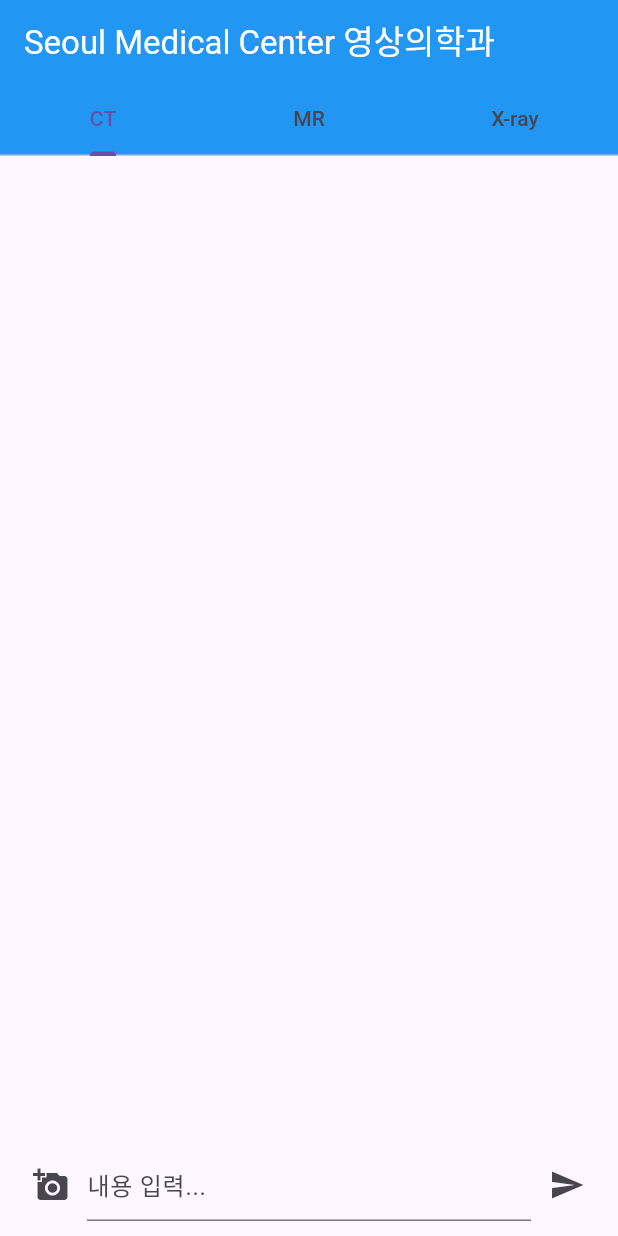
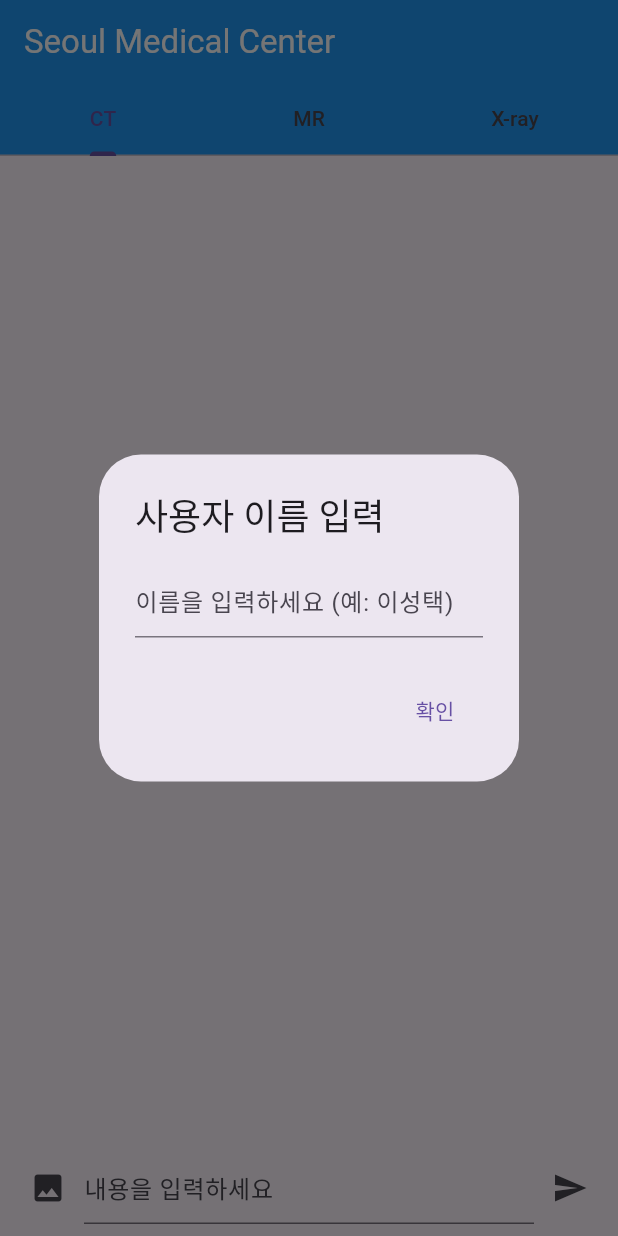
Before and after one commit to NongPu1/radiology-app, a Flutter app: the screen it shows after launch, after a tap on the "send" icon, on a phone screen of 412 x 824 dp. Run offline on Flutter 3.47's test engine with Material 3 defaults, Android fonts, the phone set to English and light mode, and no system bars; our stand-ins replace cloud_firestore, firebase_core, firebase_storage, image_picker; accounts and stored records are empty.

Commit message:
이름 로그인 기능 및 게시글/댓글 작성자 연동 완료, 사진 하이라이트 추가

```diff
--- a/lib/main.dart
+++ b/lib/main.dart
@@ -25,7 +25,7 @@ class RadiologyApp extends StatelessWidget {
   Widget build(BuildContext context) {
     return MaterialApp(
       debugShowCheckedModeBanner: false,
-      title: 'Seoul medical center', // 브라우저 탭에 표시될 이름
+      title: 'Seoul medical center',
       theme: ThemeData(primarySwatch: Colors.blue, useMaterial3: true),
       home: const BoardScreen(),
     );
@@ -43,42 +43,113 @@ class _BoardScreenState extends State<BoardScreen> {
   final CollectionReference _posts = FirebaseFirestore.instance.collection(
     'posts',
   );
+  final Map<String, TextEditingController> _commentControllers = {};
+
   String _selectedCategory = 'CT';
   XFile? _pickedFile;
+  String _currentUserName = "";
   bool _isLoading = false;
-  final TextEditingController _commentController = TextEditingController();
-  // 49번 줄 바로 아래에 추가
-  final Map<String, TextEditingController> _commentControllers = {};
 
-  Future<void> _addComment(String postId) async {
-    if (_commentController.text.isEmpty) return;
-    await _posts.doc(postId).collection('comments').add({
-      'content': _commentController.text,
+  @override
+  void initState() {
+    super.initState();
+    WidgetsBinding.instance.addPostFrameCallback((_) => _showLoginDialog());
+  }
+
+  void _showLoginDialog() {
+    final TextEditingController nameController = TextEditingController();
+    showDialog(
+      context: context,
+      barrierDismissible: false,
+      builder: (context) => AlertDialog(
+        title: const Text('사용자 이름 입력'),
+        content: TextField(
+          controller: nameController,
+          decoration: const InputDecoration(hintText: '이름을 입력하세요 (예: 이성택)'),
+        ),
+        actions: [
+          TextButton(
+            onPressed: () {
+              if (nameController.text.trim().isNotEmpty) {
+                setState(() {
+                  _currentUserName = nameController.text.trim();
+                });
+                Navigator.pop(context);
+              }
+            },
+            child: const Text('확인'),
+          ),
+        ],
+      ),
+    );
+  }
+
+  void _addPost() async {
+    String? imageUrl;
+    setState(() {
+      _isLoading = true;
+    });
+    try {
+      if (_pickedFile != null) {
+        final String fileName = DateTime.now().millisecondsSinceEpoch
+            .toString();
+        final ref = FirebaseStorage.instance.ref().child(
+          'post_images/$fileName.jpg',
+        );
+        await ref.putData(await _pickedFile!.readAsBytes());
+        imageUrl = await ref.getDownloadURL();
+      }
+      if (_controller.text.isNotEmpty || imageUrl != null) {
+        await _posts.add({
+          'category': _selectedCategory,
+          'content': _controller.text,
+          'imageUrl': imageUrl,
+          'userName': _currentUserName,
           'timestamp': FieldValue.serverTimestamp(),
         });
-    _commentController.clear();
+        _controller.clear();
+        setState(() {
+          _pickedFile = null;
+        });
+      }
+    } finally {
+      setState(() {
+        _isLoading = false;
+      });
+    }
+  }
+
+  Future<void> _addComment(String postId, String text) async {
+    if (text.trim().isEmpty) return;
+    await _posts.doc(postId).collection('comments').add({
+      'content': text,
+      'userName': _currentUserName,
+      'timestamp': FieldValue.serverTimestamp(),
+    });
+    _commentControllers[postId]?.clear();
   }
 
   Future<void> _deletePost(String docId, String? imageUrl) async {
     try {
-      // 1. 이미지가 있다면 저장소(Storage)에서 먼저 삭제합니다.
       if (imageUrl != null) {
         await FirebaseStorage.instance.refFromURL(imageUrl).delete();
       }
-      // 2. 게시물 데이터를 삭제합니다.
       await _posts.doc(docId).delete();
-
-      if (mounted) {
-        ScaffoldMessenger.of(
-          context,
-        ).showSnackBar(const SnackBar(content: Text('게시물이 삭제되었습니다.')));
-      }
     } catch (e) {
-      print("삭제 중 오류 발생: $e");
+      print("삭제 오류: $e");
     }
   }
 
-  // 44번 줄 바로 아래에 붙여넣으세요!
+  Future<void> _pickImage() async {
+    final ImagePicker picker = ImagePicker();
+    final XFile? image = await picker.pickImage(source: ImageSource.gallery);
+    if (image != null) {
+      setState(() {
+        _pickedFile = image;
+      });
+    }
+  }
+
   void _showFullImage(String imageUrl) {
     showDialog(
       context: context,
@@ -87,14 +158,12 @@ class _BoardScreenState extends State<BoardScreen> {
         child: Stack(
           alignment: Alignment.topRight,
           children: [
-            // 1. 이미지 전체를 클릭 감지기로 감쌉니다.
             GestureDetector(
-              onTap: () => Navigator.pop(context), // 이미지 클릭 시 창 닫기
+              onTap: () => Navigator.pop(context),
               child: InteractiveViewer(
                 child: Image.network(imageUrl, fit: BoxFit.contain),
               ),
             ),
-            // 2. 기존 X 버튼도 그대로 유지 (사용자 편의성)
             IconButton(
               icon: const Icon(Icons.close, color: Colors.white, size: 30),
               onPressed: () => Navigator.pop(context),
@@ -105,60 +174,6 @@ class _BoardScreenState extends State<BoardScreen> {
     );
   }
 
-  // 이미지 선택 함수
-  Future<void> _pickImage() async {
-    final ImagePicker picker = ImagePicker();
-    final XFile? image = await picker.pickImage(source: ImageSource.gallery);
-    if (image != null) {
-      setState(() {
-        _pickedFile = image;
-      });
-    }
-  }
-
-  // 글 + 이미지 업로드 함수
-  void _addPost() async {
-    String? imageUrl;
-
-    // 1. 업로드 시작! 로딩 상태를 켭니다.
-    setState(() {
-      _isLoading = true;
-    });
-
-    try {
-      if (_pickedFile != null) {
-        final String fileName = DateTime.now().millisecondsSinceEpoch
-            .toString();
-        final ref = FirebaseStorage.instance.ref().child(
-          'post_images/$fileName.jpg',
-        );
-
-        await ref.putData(await _pickedFile!.readAsBytes());
-        imageUrl = await ref.getDownloadURL();
-      }
-
-      if (_controller.text.isNotEmpty || imageUrl != null) {
-        await _posts.add({
-          'category': _selectedCategory,
-          'content': _controller.text,
-          'imageUrl': imageUrl,
-          'timestamp': FieldValue.serverTimestamp(),
-        });
-        _controller.clear();
-        setState(() {
-          _pickedFile = null;
-        });
-      }
-    } catch (e) {
-      print("에러 발생: $e");
-    } finally {
-      // 2. 성공하든 실패하든 업로드가 끝나면 로딩 상태를 끕니다.
-      setState(() {
-        _isLoading = false;
-      });
-    }
-  }
-
   @override
   Widget build(BuildContext context) {
     return DefaultTabController(
@@ -167,7 +182,7 @@ class _BoardScreenState extends State<BoardScreen> {
         appBar: AppBar(
           backgroundColor: Colors.blue,
           title: const Text(
-            'Seoul Medical Center 영상의학과',
+            'Seoul Medical Center',
             style: TextStyle(color: Colors.white),
           ),
           bottom: TabBar(
@@ -196,38 +211,38 @@ class _BoardScreenState extends State<BoardScreen> {
                     children: snapshot.data!.docs.map((doc) {
                       Map<String, dynamic> data =
                           doc.data() as Map<String, dynamic>;
-
-                      // 게시물마다 개별 컨트롤러를 생성하여 글자 섞임 방지
                       _commentControllers.putIfAbsent(
                         doc.id,
                         () => TextEditingController(),
                       );
-
                       return Card(
                         margin: const EdgeInsets.all(8.0),
                         child: Column(
                           children: [
-                            // 1. 이미지 (비율 최적화하여 확대 문제 해결)
                             if (data['imageUrl'] != null)
                               GestureDetector(
                                 onTap: () => _showFullImage(data['imageUrl']),
+                                child: Container(
+                                  decoration: BoxDecoration(
+                                    border: data['userName'] == _currentUserName
+                                        ? Border.all(
+                                            color: Colors.yellow,
+                                            width: 5,
+                                          )
+                                        : null,
+                                  ),
                                   child: Image.network(
                                     data['imageUrl'],
                                     height: 250,
                                     width: double.infinity,
-                                  fit: BoxFit.contain, // 사진이 잘리지 않게 조정
+                                    fit: BoxFit.contain,
                                   ),
                                 ),
-
-                            // 2. 게시글 내용 및 삭제 버튼
+                              ),
                             ListTile(
                               title: Text(data['content'] ?? ''),
                               subtitle: Text(
-                                data['timestamp'] != null
-                                    ? DateFormat(
-                                        'yyyy-MM-dd HH:mm',
-                                      ).format(data['timestamp'].toDate())
-                                    : '방금 전',
+                                '${data['userName'] ?? '익명'} · ${data['timestamp'] != null ? DateFormat('yyyy-MM-dd HH:mm').format(data['timestamp'].toDate()) : '방금 전'}',
                               ),
                               trailing: IconButton(
                                 icon: const Icon(
@@ -238,75 +253,58 @@ class _BoardScreenState extends State<BoardScreen> {
                                     _deletePost(doc.id, data['imageUrl']),
                               ),
                             ),
-                            const Divider(),
-
-                            // 3. 실시간 댓글 리스트
-                            StreamBuilder<QuerySnapshot>(
+                            // 댓글 목록 표시 영역
+                            StreamBuilder(
                               stream: _posts
                                   .doc(doc.id)
                                   .collection('comments')
-                                  .orderBy('timestamp')
+                                  .orderBy('timestamp', descending: false)
                                   .snapshots(),
-                              builder: (context, snapshot) {
-                                if (!snapshot.hasData) return const SizedBox();
+                              builder:
+                                  (
+                                    context,
+                                    AsyncSnapshot<QuerySnapshot> cSnapshot,
+                                  ) {
+                                    if (!cSnapshot.hasData)
+                                      return const SizedBox();
                                     return Column(
-                                  children: snapshot.data!.docs.map((
-                                    commentDoc,
+                                      children: cSnapshot.data!.docs.map((
+                                        cDoc,
                                       ) {
                                         Map<String, dynamic> cData =
-                                        commentDoc.data()
-                                            as Map<String, dynamic>;
+                                            cDoc.data() as Map<String, dynamic>;
                                         return ListTile(
                                           dense: true,
                                           title: Text(cData['content'] ?? ''),
-                                      trailing: IconButton(
-                                        icon: const Icon(Icons.close, size: 16),
-                                        onPressed: () =>
-                                            commentDoc.reference.delete(),
+                                          subtitle: Text(
+                                            cData['userName'] ?? '익명',
                                           ),
                                         );
                                       }).toList(),
                                     );
                                   },
                             ),
-
-                            // 4. 댓글 입력창 (게시물별 독립 컨트롤러 연결)
+                            // 댓글 입력창
                             Padding(
                               padding: const EdgeInsets.symmetric(
-                                horizontal: 16,
-                                vertical: 8,
+                                horizontal: 8.0,
                               ),
                               child: Row(
                                 children: [
                                   Expanded(
                                     child: TextField(
-                                      controller:
-                                          _commentControllers[doc
-                                              .id], // 개별 컨트롤러 연결
+                                      controller: _commentControllers[doc.id],
                                       decoration: const InputDecoration(
                                         hintText: '댓글 입력...',
-                                        isDense: true,
                                       ),
                                     ),
                                   ),
                                   IconButton(
-                                    icon: const Icon(Icons.check),
-                                    onPressed: () {
-                                      final text =
-                                          _commentControllers[doc.id]!.text;
-                                      if (text.isNotEmpty) {
-                                        _posts
-                                            .doc(doc.id)
-                                            .collection('comments')
-                                            .add({
-                                              'content': text,
-                                              'timestamp':
-                                                  FieldValue.serverTimestamp(),
-                                            });
-                                        _commentControllers[doc.id]!
-                                            .clear(); // 해당 칸만 비우기
-                                      }
-                                    },
+                                    icon: const Icon(Icons.send),
+                                    onPressed: () => _addComment(
+                                      doc.id,
+                                      _commentControllers[doc.id]!.text,
+                                    ),
                                   ),
                                 ],
                               ),
@@ -315,51 +313,26 @@ class _BoardScreenState extends State<BoardScreen> {
                         ),
                       );
                     }).toList(),
-                  ); // ListView 끝
+                  );
                 },
               ),
-            ), // Expanded 끝
-            if (_pickedFile != null)
-              Container(
-                color: Colors.grey[200],
-                padding: const EdgeInsets.all(8),
-                child: Text(
-                  '✅ 이미지 선택 완료: ${_pickedFile!.name}',
-                  style: const TextStyle(color: Colors.blue),
             ),
-              ),
-            Container(
-              padding: const EdgeInsets.all(10),
+            if (_isLoading) const LinearProgressIndicator(),
+            Padding(
+              padding: const EdgeInsets.all(8.0),
               child: Row(
                 children: [
                   IconButton(
-                    icon: const Icon(Icons.add_a_photo),
+                    icon: const Icon(Icons.image),
                     onPressed: _pickImage,
-                  ), // 카메라 아이콘
+                  ),
                   Expanded(
                     child: TextField(
                       controller: _controller,
-                      decoration: const InputDecoration(
-                        hintText: '내용 입력...',
-                      ), // 힌트 문구 변경 확인용
+                      decoration: const InputDecoration(hintText: '내용을 입력하세요'),
                     ),
                   ),
-                  _isLoading
-                      ? const SizedBox(
-                          width: 48, // 기존 아이콘 버튼과 비슷한 크기를 맞추기 위해 추가
-                          height: 48,
-                          child: Center(
-                            child: SizedBox(
-                              width: 24,
-                              height: 24,
-                              child: CircularProgressIndicator(strokeWidth: 2),
-                            ),
-                          ),
-                        )
-                      : IconButton(
-                          icon: const Icon(Icons.send),
-                          onPressed: _addPost,
-                        ),
+                  IconButton(icon: const Icon(Icons.send), onPressed: _addPost),
                 ],
               ),
             ),
```
Lines whose indentation alone changed are shown as unchanged.
